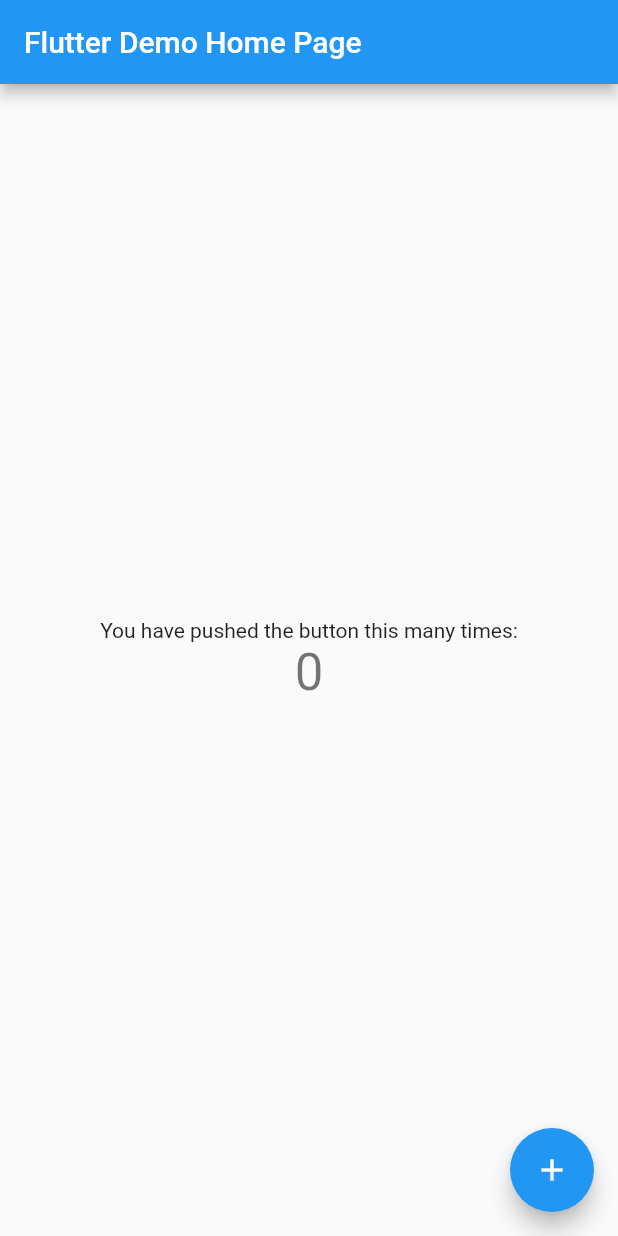
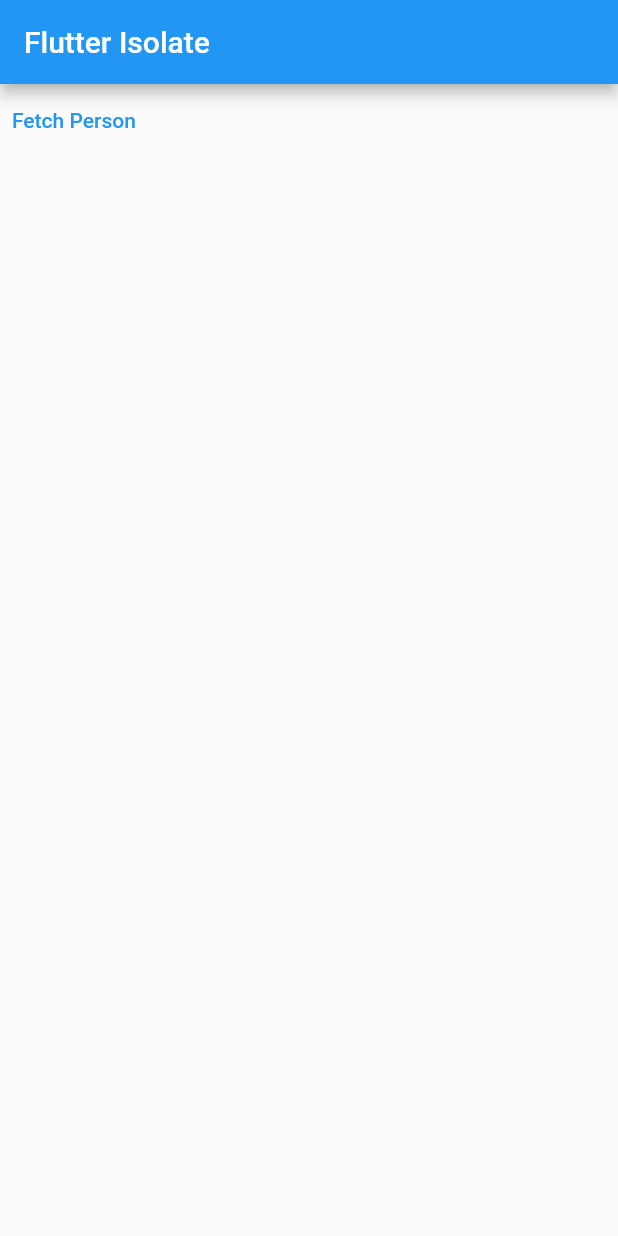
Before and after one commit to shivlaltiwari/Isolate_in_flutter, a Flutter app: the screen it shows after launch, on a phone screen of 412 x 824 dp. Run offline on Flutter 3.47's test engine with Material 2 defaults, Android fonts, the phone set to English and light mode, and no system bars.

Commit message:
example of isolate to call Api and parse api response

```diff
--- /dev/null
+++ b/lib/apis/model.dart
@@ -0,0 +1,31 @@
+// To parse this JSON data, do
+//
+//     final person = personFromJson(jsonString);
+
+import 'dart:convert';
+
+List<Person> personFromJson(String str) =>
+    List<Person>.from(json.decode(str).map((x) => Person.fromJson(x)));
+
+String personToJson(List<Person> data) =>
+    json.encode(List<dynamic>.from(data.map((x) => x.toJson())));
+
+class Person {
+  Person({
+    this.name,
+    this.age,
+  });
+
+  String? name;
+  String? age;
+
+  factory Person.fromJson(Map<String, dynamic> json) => Person(
+        name: json["name"],
+        age: json["age"],
+      );
+
+  Map<String, dynamic> toJson() => {
+        "name": name,
+        "age": age,
+      };
+}
--- /dev/null
+++ b/lib/apis/person.json
@@ -0,0 +1,6 @@
+[
+    {
+        "name":"name",
+        "age":"12"
+    }
+]
--- a/lib/main.dart
+++ b/lib/main.dart
@@ -1,4 +1,14 @@
+import 'dart:convert';
+import 'dart:io';
+import 'dart:isolate';
+
 import 'package:flutter/material.dart';
+import 'package:isolates_flutter/apis/model.dart';
+import 'dart:developer' as devtools show log;
+
+extension Log on Object {
+  void log() => devtools.log(toString());
+}
 
 void main() {
   runApp(MyApp());
@@ -22,92 +32,53 @@
         // is not restarted.
         primarySwatch: Colors.blue,
       ),
-      home: MyHomePage(title: 'Flutter Demo Home Page'),
+      home: MyHomePage(),
     );
   }
 }
 
 class MyHomePage extends StatefulWidget {
-  MyHomePage({Key? key, required this.title}) : super(key: key);
-
-  // This widget is the home page of your application. It is stateful, meaning
-  // that it has a State object (defined below) that contains fields that affect
-  // how it looks.
-
-  // This class is the configuration for the state. It holds the values (in this
-  // case the title) provided by the parent (in this case the App widget) and
-  // used by the build method of the State. Fields in a Widget subclass are
-  // always marked "final".
-
-  final String title;
+  const MyHomePage({Key? key}) : super(key: key);
 
   @override
-  _MyHomePageState createState() => _MyHomePageState();
+  State<MyHomePage> createState() => _MyHomePageState();
 }
 
 class _MyHomePageState extends State<MyHomePage> {
-  int _counter = 0;
-
-  void _incrementCounter() {
-    setState(() {
-      // This call to setState tells the Flutter framework that something has
-      // changed in this State, which causes it to rerun the build method below
-      // so that the display can reflect the updated values. If we changed
-      // _counter without calling setState(), then the build method would not be
-      // called again, and so nothing would appear to happen.
-      _counter++;
-    });
-  }
-
   @override
   Widget build(BuildContext context) {
-    // This method is rerun every time setState is called, for instance as done
-    // by the _incrementCounter method above.
-    //
-    // The Flutter framework has been optimized to make rerunning build methods
-    // fast, so that you can just rebuild anything that needs updating rather
-    // than having to individually change instances of widgets.
     return Scaffold(
       appBar: AppBar(
-        // Here we take the value from the MyHomePage object that was created by
-        // the App.build method, and use it to set our appbar title.
-        title: Text(widget.title),
+        title: Text("Flutter Isolate"),
       ),
-      body: Center(
-        // Center is a layout widget. It takes a single child and positions it
-        // in the middle of the parent.
-        child: Column(
-          // Column is also a layout widget. It takes a list of children and
-          // arranges them vertically. By default, it sizes itself to fit its
-          // children horizontally, and tries to be as tall as its parent.
-          //
-          // Invoke "debug painting" (press "p" in the console, choose the
-          // "Toggle Debug Paint" action from the Flutter Inspector in Android
-          // Studio, or the "Toggle Debug Paint" command in Visual Studio Code)
-          // to see the wireframe for each widget.
-          //
-          // Column has various properties to control how it sizes itself and
-          // how it positions its children. Here we use mainAxisAlignment to
-          // center the children vertically; the main axis here is the vertical
-          // axis because Columns are vertical (the cross axis would be
-          // horizontal).
-          mainAxisAlignment: MainAxisAlignment.center,
-          children: <Widget>[
-            Text(
-              'You have pushed the button this many times:',
-            ),
-            Text(
-              '$_counter',
-              style: Theme.of(context).textTheme.headline4,
-            ),
-          ],
-        ),
+      body: Column(
+        children: [
+          TextButton(
+              onPressed: () async {
+                final person = await getPerson();
+                print(person);
+              },
+              child: Text("Fetch Person"))
+        ],
       ),
-      floatingActionButton: FloatingActionButton(
-        onPressed: _incrementCounter,
-        tooltip: 'Increment',
-        child: Icon(Icons.add),
-      ), // This trailing comma makes auto-formatting nicer for build methods.
     );
   }
 }
+
+void _getPersonList(SendPort sendPort) async {
+  const url = "https://62971e418d77ad6f75fb1ea6.mockapi.io/source";
+  final response = await HttpClient()
+      .getUrl(Uri.parse(url))
+      .then((req) => req.close())
+      .then((respo) => respo.transform(utf8.decoder).join())
+      .then((jsonString) => personFromJson(jsonString));
+  sendPort.send(response);
+  Isolate.current.addOnExitListener(sendPort);
+  print("object1");
+}
+
+Future getPerson() async {
+  final rp = ReceivePort();
+  await Isolate.spawn(_getPersonList, rp.sendPort);
+  return await rp.first;
+}
--- a/pubspec.yaml
+++ b/pubspec.yaml
@@ -28,6 +28,7 @@
   # The following adds the Cupertino Icons font to your application.
   # Use with the CupertinoIcons class for iOS style icons.
   cupertino_icons: ^1.0.2
+  http: ^0.13.3
 
 dev_dependencies:
   flutter_test:
```
Also changed, not shown: pubspec.lock.
